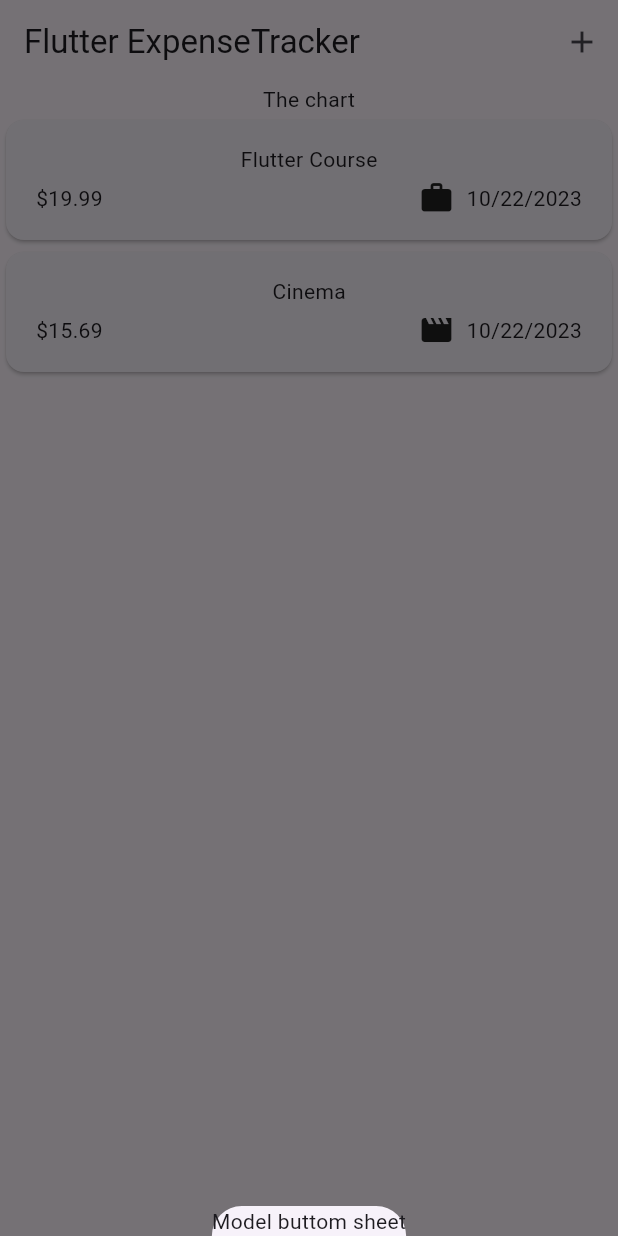
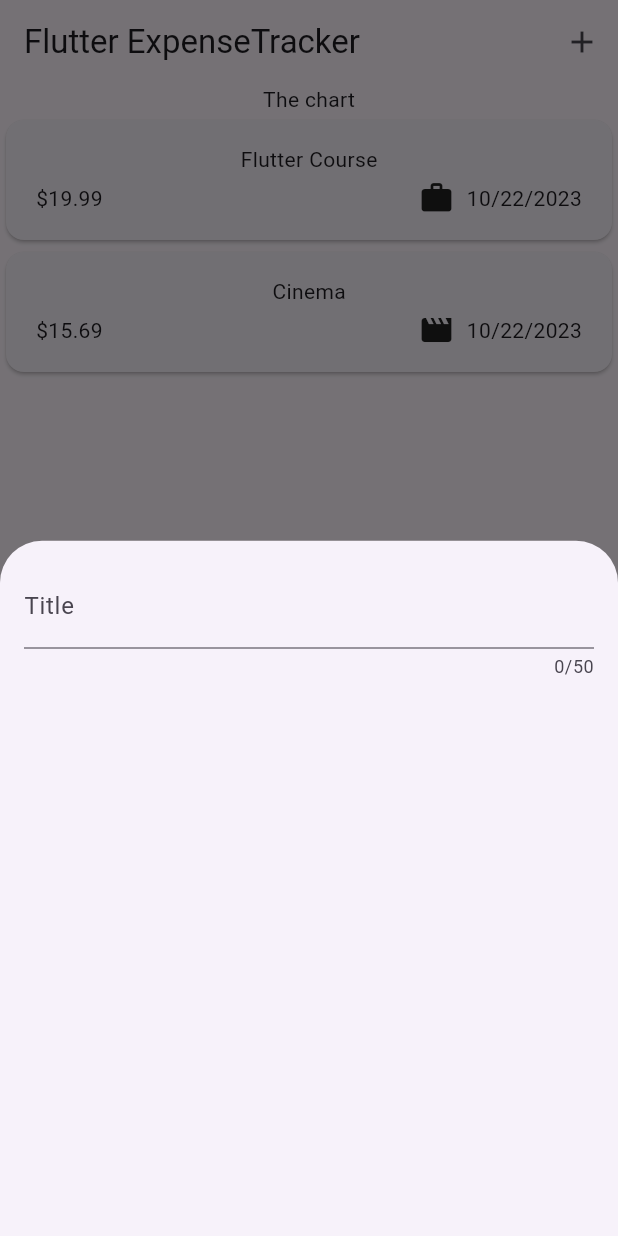
Before and after one commit to haruharu3220/expense_tracker, a Flutter app: the screen it shows after launch, after a tap on the "add" icon, on a phone screen of 412 x 824 dp. Run offline on Flutter 3.47's test engine with Material 2 defaults, Android fonts, the phone set to English and light mode, and no system bars.

Commit message:
107 モーダルの改善　べつclassでモーダルを定義

```diff
--- a/lib/widgets/expenses.dart
+++ b/lib/widgets/expenses.dart
@@ -1,4 +1,5 @@
 import 'package:expense_tracker/widgets/expenses_list/expenses_list.dart';
+import 'package:expense_tracker/widgets/new_expense.dart';
 import 'package:flutter/material.dart';
 import 'package:expense_tracker/models/expense.dart';
 
@@ -32,7 +33,7 @@ class _ExpensesState extends State<Expenses> {
   void _openAddExpenseOverlay() {
     showModalBottomSheet(
       context: context,
-      builder: (ctx) => Text('Model buttom sheet'),
+      builder: (ctx) => const NewExpense(),
     );
   }
 
--- /dev/null
+++ b/lib/widgets/new_expense.dart
@@ -0,0 +1,30 @@
+import 'package:flutter/material.dart';
+
+class NewExpense extends StatefulWidget {
+  const NewExpense({super.key});
+
+  @override
+  State<NewExpense> createState() {
+    return _NewExpenseState();
+  }
+}
+
+class _NewExpenseState extends State<NewExpense> {
+  @override
+  Widget build(BuildContext context) {
+    return Padding(
+      padding: const EdgeInsets.all(16),
+      child: Column(
+        children: const [
+          TextField(
+            maxLength: 50,
+            // keyboardType: TextInputType.text,
+            decoration: InputDecoration(
+              label: Text('Title'),
+            ),
+          ),
+        ],
+      ),
+    );
+  }
+}
```
